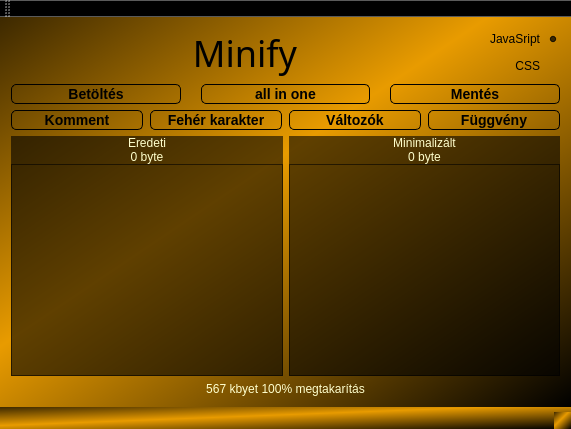
Old version of the form Minify/minify.ui in the repository Teaching-projects/SZE-ProgCpp-2017-Code-minimizer.
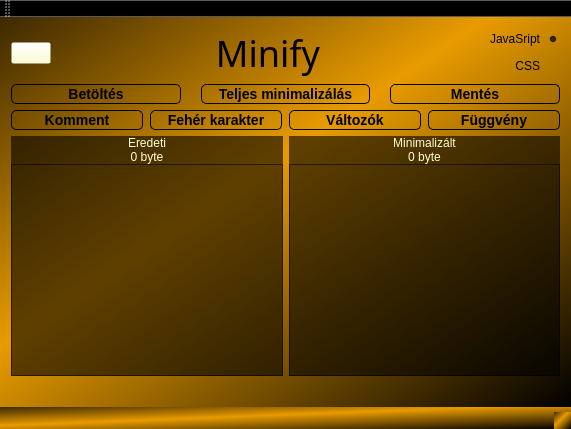
New version of the form.

What changed in the file:
```diff
--- a/Minify/minify.ui
+++ b/Minify/minify.ui
@@ -21,6 +21,36 @@
    <layout class="QVBoxLayout" name="verticalLayout_2">
     <item>
      <layout class="QHBoxLayout" name="horizontalLayout_2">
+      <item>
+       <widget class="QPushButton" name="infoButton">
+        <property name="styleSheet">
+         <string notr="true">QPushButton
+{
+color: rgb(0, 0, 0);
+background-color: rgb(255, 255, 205,0);
+
+}
+
+QPushButton:hover
+{
+    background-color:  rgb(255,255,255, 0);
+   color: rgb(0,0,0);
+    border-style: inset;
+}
+
+QPushButton:checked
+{
+	color: rgb(255, 255, 205, 255);
+    background-color: rgb(0, 0, 0, 255);
+    border-style: inset;
+border-color: rgb(255, 255, 205, 255);
+}</string>
+        </property>
+        <property name="text">
+         <string/>
+        </property>
+       </widget>
+      </item>
       <item>
        <spacer name="horizontalSpacer_2">
         <property name="orientation">
@@ -212,7 +242,7 @@
 }</string>
           </property>
           <property name="text">
-           <string>all in one</string>
+           <string>Teljes minimalizálás</string>
           </property>
          </widget>
         </item>
@@ -1579,7 +1609,7 @@
 </string>
         </property>
         <property name="text">
-         <string>567 kbyet 100% megtakarítás</string>
+         <string/>
         </property>
         <property name="alignment">
          <set>Qt::AlignCenter</set>
```
Left out of the diff: 2 changed lines with no effect on the pictures.
